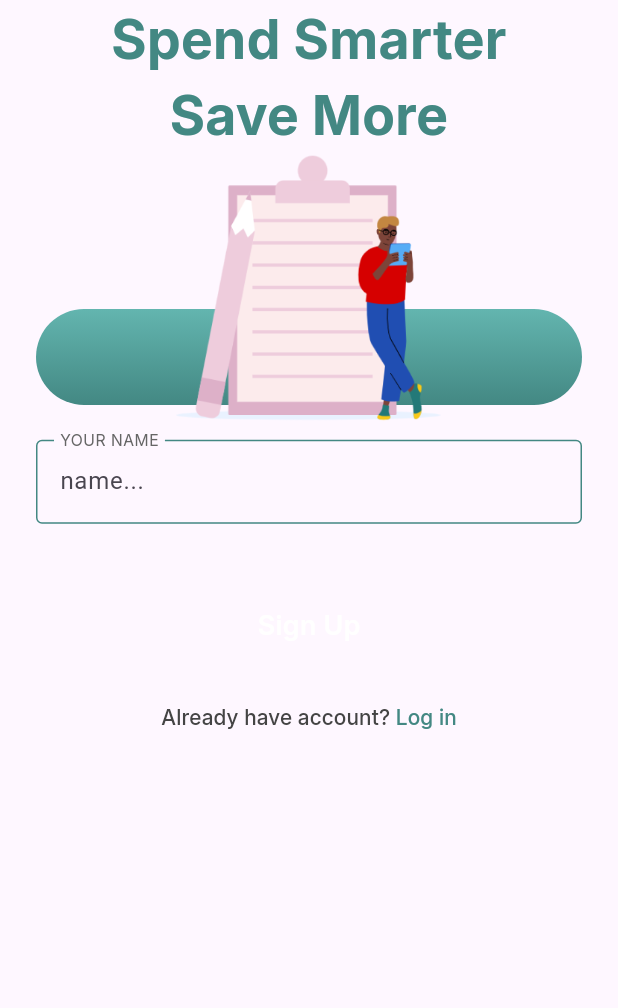
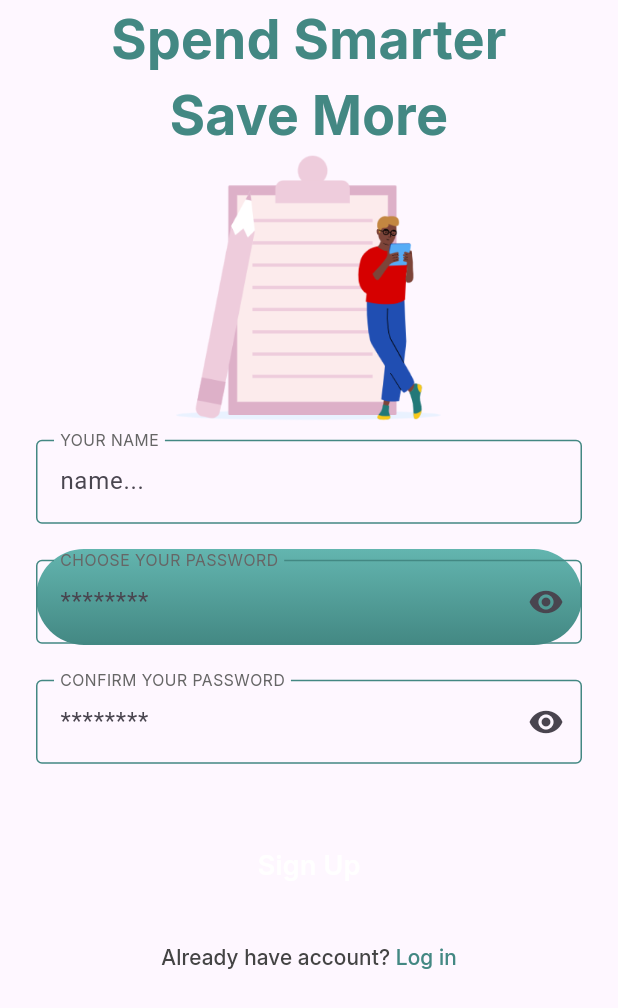
Before and after one commit to fco-henrique/money_app, a Flutter app: the screen it shows after launch, on a phone screen of 412 x 824 dp. Shown: the top 1008 px of the screen. Run offline on Flutter 3.47's test engine with Material 3 defaults, Android fonts, the phone set to English and light mode, and no system bars.

Commit message:
feat: implemented password input and confirm password fields on the sign in screen

```diff
--- a/lib/common/widgets/custom_text_form_field.dart
+++ b/lib/common/widgets/custom_text_form_field.dart
@@ -3,8 +3,8 @@ import 'package:flutter/material.dart';
 import '../constants/app_colors.dart';
 import '../constants/app_text_styles.dart';
 
-class CustomTextFormField extends StatelessWidget {
-  final EdgeInsets? padding;
+class CustomTextFormField extends StatefulWidget {
+  final EdgeInsetsGeometry? padding;
   final String? hintText;
   final String? labelText;
   final TextCapitalization? textCapitalization;
@@ -12,6 +12,8 @@ class CustomTextFormField extends StatelessWidget {
   final TextInputType? textInputType;
   final int? maxLength;
   final TextInputAction? textInputAction;
+  final Widget? suffixIcon;
+  final bool? obscureText;
 
   const CustomTextFormField({
     super.key,
@@ -23,9 +25,16 @@ class CustomTextFormField extends StatelessWidget {
     this.textInputType,
     this.maxLength,
     this.textInputAction,
+    this.suffixIcon,
+    this.obscureText,
   });
 
-  final defaultBorder = const OutlineInputBorder(
+  @override
+  State<CustomTextFormField> createState() => _CustomTextFormFieldState();
+}
+
+class _CustomTextFormFieldState extends State<CustomTextFormField> {
+  final OutlineInputBorder defaultBorder = const OutlineInputBorder(
     borderSide: BorderSide(
       color: AppColors.greenLightOTwo,
     ),
@@ -34,34 +43,32 @@ class CustomTextFormField extends StatelessWidget {
   @override
   Widget build(BuildContext context) {
     return Padding(
-      padding: padding ?? EdgeInsets.symmetric(
-          vertical: 12,
-          horizontal: 24
+      padding: widget.padding ?? const EdgeInsets.symmetric(
+        vertical: 12,
+        horizontal: 24,
       ),
       child: TextFormField(
-        textInputAction: textInputAction,
-        maxLength: maxLength,
-        keyboardType: textInputType,
-        controller: textEditingController,
-        textCapitalization: textCapitalization ?? TextCapitalization.none,
+        obscureText: widget.obscureText ?? false,
+        textInputAction: widget.textInputAction,
+        maxLength: widget.maxLength,
+        keyboardType: widget.textInputType,
+        controller: widget.textEditingController,
+        textCapitalization: widget.textCapitalization ?? TextCapitalization.none,
         decoration: InputDecoration(
-          hintText: hintText,
+          suffixIcon: widget.suffixIcon,
+          hintText: widget.hintText,
           floatingLabelBehavior: FloatingLabelBehavior.always,
-          labelText: labelText?.toUpperCase(),
+          labelText: widget.labelText?.toUpperCase(),
           labelStyle: AppTextStyles.inputLabelText.copyWith(
-              color: AppColors.grey
+            color: AppColors.grey,
           ),
           border: defaultBorder,
           focusedBorder: defaultBorder,
           errorBorder: defaultBorder.copyWith(
-              borderSide: BorderSide(
-                  color: Colors.red
-              )
+            borderSide: const BorderSide(color: Colors.red),
           ),
           focusedErrorBorder: defaultBorder.copyWith(
-              borderSide: BorderSide(
-                  color: Colors.red
-              )
+            borderSide: const BorderSide(color: Colors.red),
           ),
           enabledBorder: defaultBorder,
           disabledBorder: defaultBorder,
--- /dev/null
+++ b/lib/common/widgets/password_form_field.dart
@@ -0,0 +1,46 @@
+import 'dart:developer';
+
+import 'package:flutter/material.dart';
+import 'package:money_app/common/widgets/custom_text_form_field.dart';
+
+class PasswordFormField extends StatefulWidget {
+  final TextEditingController? textEditingController;
+  final EdgeInsetsGeometry? padding;
+  final String? hintText;
+  final String? labelText;
+
+  const PasswordFormField({
+    super.key,
+    this.textEditingController,
+    this.padding,
+    this.hintText,
+    this.labelText
+  });
+
+  @override
+  State<PasswordFormField> createState() => _PasswordFormFieldState();
+}
+
+class _PasswordFormFieldState extends State<PasswordFormField> {
+  bool isHidden = true;
+
+  @override
+  Widget build(BuildContext context) {
+    return CustomTextFormField(
+      obscureText: isHidden,
+      textEditingController: widget.textEditingController,
+      padding: widget.padding,
+      hintText: widget.hintText,
+      labelText: widget.labelText,
+      suffixIcon: InkWell(
+        borderRadius: BorderRadius.circular(23),
+        onTap: () {
+          setState(() {
+            isHidden = !isHidden;
+          });
+        },
+        child: Icon(isHidden ? Icons.visibility : Icons.visibility_off),
+      ),
+    );
+  }
+}
--- a/lib/features/sign_up/sign_up_page.dart
+++ b/lib/features/sign_up/sign_up_page.dart
@@ -1,4 +1,5 @@
 import 'package:flutter/material.dart';
+import 'package:money_app/common/widgets/password_form_field.dart';
 
 import '../../common/constants/app_colors.dart';
 import '../../common/constants/app_text_styles.dart';
@@ -32,7 +33,15 @@ class SignUpPage extends StatelessWidget {
           Form(
             child: Column(
               children: [
-                CustomTextFormField(hintText: "name...", labelText: "your name")
+                CustomTextFormField(hintText: "name...", labelText: "your name"),
+                PasswordFormField(
+                  labelText: "choose your password",
+                  hintText: "********",
+                ),
+                PasswordFormField(
+                  labelText: "confirm your password",
+                  hintText: "********",
+                )
               ],
             )
           ),
```
